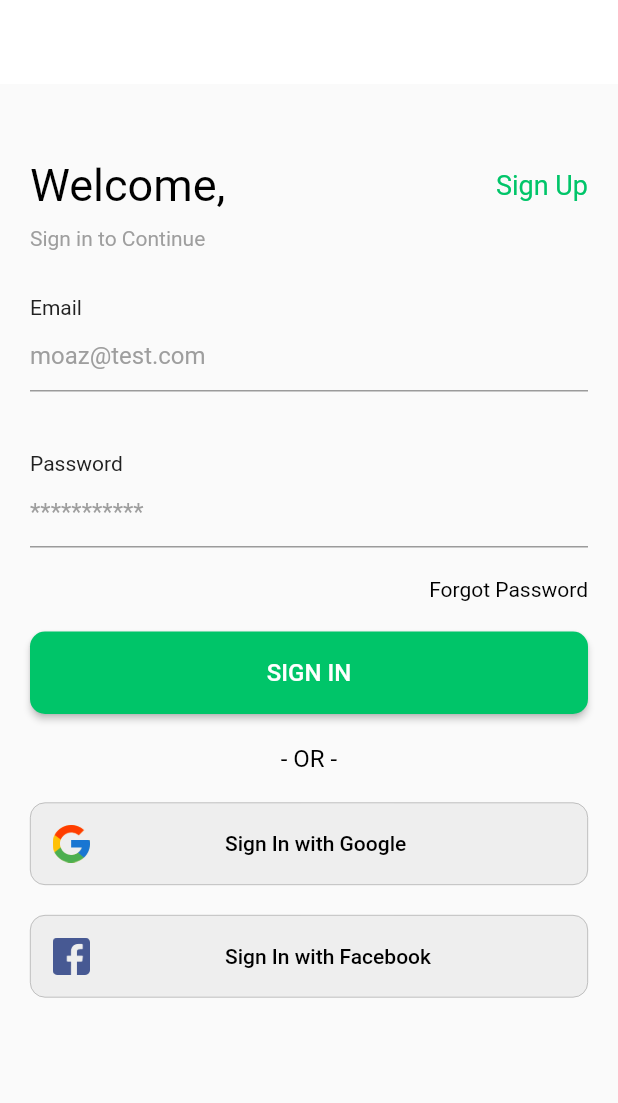
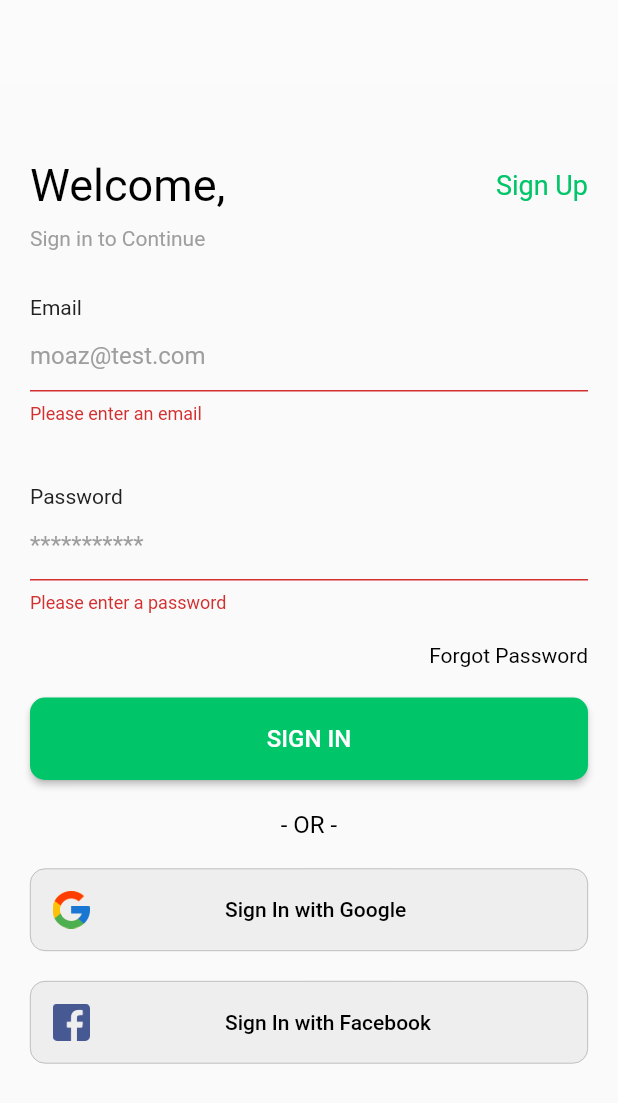
Before and after one commit to EngMoazAhmed/E-Commerce-App, a Flutter app: the screen it shows after launch, after a tap on "SIGN IN", on a phone screen of 412 x 824 dp. Shown: the top 1103 px of the screen. Run offline on Flutter 3.47's test engine with Material 2 defaults, Android fonts, the phone set to English and light mode, and no system bars; our stand-ins replace firebase_auth, firebase_core, get, google_sign_in; missing offline and left inert: flutter_facebook_auth; accounts and stored records are empty.

Commit message:
Finish Authentication Logic - Google / FB / Email

```diff
--- /dev/null
+++ b/lib/core/view_model/auth_view_model.dart
@@ -0,0 +1,121 @@
+import 'dart:io';
+
+import 'package:e_commerce_app/view/home_view.dart';
+import 'package:firebase_auth/firebase_auth.dart';
+import 'package:flutter/material.dart';
+import 'package:get/get.dart';
+import 'package:google_sign_in/google_sign_in.dart';
+import 'package:flutter_facebook_auth/flutter_facebook_auth.dart';
+
+class AuthViewModel extends GetxController {
+  GoogleSignIn _googleSignIn = GoogleSignIn(scopes: ['email']);
+  FirebaseAuth _auth = FirebaseAuth.instance;
+
+  String? email, password, name;
+
+  Rxn<User> _user = Rxn<User>();
+
+  User? get user => _user.value;
+
+  @override
+  void onInit() {
+    super.onInit();
+    _user.bindStream(_auth.authStateChanges());
+  }
+
+  @override
+  void onReady() {
+    super.onReady();
+  }
+
+  @override
+  void onClose() {
+    super.onClose();
+  }
+
+  //Google SignIn
+  void signInWithGoogle() async {
+    //Trigger the authentication flow
+    final googleUser = await GoogleSignIn().signIn();
+    // print(googleUser);
+
+    //obtain the auth details from the user
+    final GoogleSignInAuthentication googleAuth =
+        await googleUser!.authentication;
+
+    //create a new credential for the user's device
+    final AuthCredential googleAuthCredential = GoogleAuthProvider.credential(
+      accessToken: googleAuth.accessToken,
+      idToken: googleAuth.idToken,
+    );
+    // print(credential);
+
+    await _auth.signInWithCredential(googleAuthCredential);
+  }
+
+  void signInWithFacebook() async {
+    // Trigger the sign-in flow
+    final LoginResult loginResult = await FacebookAuth.instance.login();
+
+    if (loginResult.accessToken != null) {
+      // Create a credential from the access token
+      final OAuthCredential facebookAuthCredential =
+          FacebookAuthProvider.credential(loginResult.accessToken!.token);
+
+      // Once signed in, return the UserCredential
+      await _auth.signInWithCredential(facebookAuthCredential);
+    }
+  }
+
+  //email & password
+  void signInWithEmailAndPassword() async {
+    try {
+      UserCredential userCredential =
+          await FirebaseAuth.instance.signInWithEmailAndPassword(
+        email: email!.trim(),
+        password: password!,
+      );
+      //Navigate to Home
+      Get.offAll(() => HomeView());
+      // print(userCredential);
+    } on SocketException {
+      print('network error');
+    } on FirebaseAuthException catch (e) {
+      if (e.code == 'user-not-found') {
+        print('No user found for that email.');
+      } else if (e.code == 'wrong-password') {
+        print('Wrong password provided for that user.');
+      }
+      Get.snackbar(
+        'Login Error : ',
+        e.code,
+        colorText: Colors.black,
+        snackPosition: SnackPosition.BOTTOM,
+      );
+    }
+  }
+
+  void signUpWithEmailAndPassword() async {
+    try {
+      UserCredential userCredential =
+          await FirebaseAuth.instance.createUserWithEmailAndPassword(
+        email: email!.trim(),
+        password: password!,
+      );
+      //Navigate to Home View
+      Get.offAll(() => const HomeView());
+    } on FirebaseAuthException catch (e) {
+      if (e.code == 'weak-password') {
+        print('The password provided is too weak.');
+      } else if (e.code == 'email-already-in-use') {
+        print('The account already exists for that email.');
+      }
+    } catch (e) {
+      print(e);
+    }
+  }
+
+  void signOut() async {
+    await _auth.signOut();
+  }
+}
--- a/lib/main.dart
+++ b/lib/main.dart
@@ -1,8 +1,14 @@
+import 'package:e_commerce_app/utils/bindings.dart';
+import 'package:e_commerce_app/view/auth/register_view.dart';
+import 'package:e_commerce_app/view/login_control_view.dart';
+import 'package:firebase_core/firebase_core.dart';
 import 'package:flutter/material.dart';
 import 'package:get/get.dart';
-import 'view/auth/login_screen.dart';
+import 'view/auth/login_view.dart';
 
-void main() {
+void main() async {
+  WidgetsFlutterBinding.ensureInitialized();
+  await Firebase.initializeApp();
   runApp(const MyApp());
 }
 
@@ -12,13 +18,14 @@ class MyApp extends StatelessWidget {
   @override
   Widget build(BuildContext context) {
     return GetMaterialApp(
+      initialBinding: Binding(),
       title: 'Flutter Demo',
       debugShowCheckedModeBanner: false,
       theme: ThemeData(
         primarySwatch: Colors.blue,
       ),
-      home:const Scaffold(
-        body: LoginScreen(),
+      home: const Scaffold(
+        body: LoginControlView(),
       ),
     );
   }
--- /dev/null
+++ b/lib/utils/bindings.dart
@@ -0,0 +1,9 @@
+import 'package:e_commerce_app/core/view_model/auth_view_model.dart';
+import 'package:get/get.dart';
+
+class Binding extends Bindings {
+  @override
+  void dependencies() {
+    Get.lazyPut(() => AuthViewModel());
+  }
+}
--- a/lib/view/auth/login_screen.dart
+++ /dev/null
@@ -1,110 +0,0 @@
-import 'package:e_commerce_app/constants.dart';
-import 'package:e_commerce_app/view/auth/widgets/custom_button.dart';
-import 'package:e_commerce_app/view/auth/widgets/custom_signin_button.dart';
-import 'package:e_commerce_app/view/auth/widgets/custom_text.dart';
-import 'package:e_commerce_app/view/auth/widgets/custom_text_form_field.dart';
-import 'package:flutter/material.dart';
-import 'package:font_awesome_flutter/font_awesome_flutter.dart';
-
-class LoginScreen extends StatelessWidget {
-  const LoginScreen({Key? key}) : super(key: key);
-
-  @override
-  Widget build(BuildContext context) {
-    return Scaffold(
-      appBar: AppBar(
-        backgroundColor: Colors.white,
-        elevation: 0,
-      ),
-      body: Padding(
-        padding: const EdgeInsets.only(top: 50, left: 20, right: 20),
-        child: Column(
-          children: [
-            Row(
-              mainAxisAlignment: MainAxisAlignment.spaceBetween,
-              children: const [
-                CustomText(
-                  text: 'Welcome,',
-                  fontSize: 30,
-                ),
-                CustomText(
-                  text: 'Sign Up',
-                  color: kPrimaryColor,
-                  fontSize: 18,
-                ),
-              ],
-            ),
-            const SizedBox(
-              height: 10,
-            ),
-            const CustomText(
-              text: 'Sign in to Continue',
-              fontSize: 14,
-              color: Colors.grey,
-            ),
-            const SizedBox(
-              height: 30,
-            ),
-            CustomTextFormField(
-              text: 'Email',
-              hint: 'moaz@test.com',
-              onSave: (value) {},
-              validator: (value) {
-                return '';
-              },
-            ),
-            const SizedBox(
-              height: 40,
-            ),
-            CustomTextFormField(
-              text: 'Password',
-              hint: '***********',
-              onSave: (value) {},
-              validator: (value) {
-                return '';
-              },
-            ),
-            const SizedBox(
-              height: 20,
-            ),
-            const CustomText(
-              text: 'Forgot Password',
-              fontSize: 14,
-              alignment: Alignment.topRight,
-            ),
-            const SizedBox(
-              height: 20,
-            ),
-            CustomButton(
-              text: 'SIGN IN',
-              onPressed: () {},
-            ),
-            const SizedBox(
-              height: 20,
-            ),
-            const CustomText(
-              text: '- OR -',
-              alignment: Alignment.center,
-            ),
-            const SizedBox(
-              height: 20,
-            ),
-            CustomSignInButton(
-              text: 'Sign In with Google',
-              imagePath: 'assets/images/google.png',
-              function: () {},
-            ),
-            const SizedBox(
-              height: 20,
-            ),
-            CustomSignInButton(
-              text: 'Sign In with Facebook',
-              imagePath: 'assets/images/facebook.png',
-              function: () {},
-            ),
-          ],
-        ),
-      ),
-    );
-  }
-}
--- /dev/null
+++ b/lib/view/auth/login_view.dart
@@ -0,0 +1,144 @@
+import 'package:e_commerce_app/constants.dart';
+import 'package:e_commerce_app/core/view_model/auth_view_model.dart';
+import 'package:e_commerce_app/view/auth/register_view.dart';
+import 'package:e_commerce_app/view/widgets/custom_button.dart';
+import 'package:e_commerce_app/view/widgets/custom_signin_button.dart';
+import 'package:e_commerce_app/view/widgets/custom_text.dart';
+import 'package:e_commerce_app/view/widgets/custom_text_form_field.dart';
+import 'package:flutter/material.dart';
+import 'package:get/get.dart';
+
+class LoginView extends GetWidget<AuthViewModel> {
+  LoginView({Key? key}) : super(key: key);
+
+  final _formKey = GlobalKey<FormState>();
+
+  @override
+  Widget build(BuildContext context) {
+    return Scaffold(
+      appBar: AppBar(
+        backgroundColor: Colors.white24,
+        elevation: 0,
+      ),
+      body: Padding(
+        padding: const EdgeInsets.only(top: 50, left: 20, right: 20),
+        child: Form(
+          key: _formKey,
+          child: SingleChildScrollView(
+            child: Column(
+              children: [
+                Row(
+                  mainAxisAlignment: MainAxisAlignment.spaceBetween,
+                  children: [
+                    const CustomText(
+                      text: 'Welcome,',
+                      fontSize: 30,
+                    ),
+                    GestureDetector(
+                      onTap: () => Get.to(() => RegisterView(),
+                          transition: Transition.leftToRight),
+                      child: const CustomText(
+                        text: 'Sign Up',
+                        color: kPrimaryColor,
+                        fontSize: 18,
+                      ),
+                    ),
+                  ],
+                ),
+                const SizedBox(
+                  height: 10,
+                ),
+                const CustomText(
+                  text: 'Sign in to Continue',
+                  fontSize: 14,
+                  color: Colors.grey,
+                ),
+                const SizedBox(
+                  height: 30,
+                ),
+                CustomTextFormField(
+                  text: 'Email',
+                  hint: 'moaz@test.com',
+                  onSave: (value) {
+                    controller.email = value;
+                  },
+                  validator: (value) {
+                    if (value == null || value.isEmpty) {
+                      return 'Please enter an email';
+                    }
+                    return null;
+                  },
+                ),
+                const SizedBox(
+                  height: 40,
+                ),
+                CustomTextFormField(
+                  text: 'Password',
+                  hint: '***********',
+                  onSave: (value) {
+                    controller.password = value;
+                  },
+                  validator: (String? value) {
+                    if (value == null || value.isEmpty) {
+                      return 'Please enter a password';
+                    }
+                    return null;
+                  },
+                ),
+                const SizedBox(
+                  height: 20,
+                ),
+                const CustomText(
+                  text: 'Forgot Password',
+                  fontSize: 14,
+                  alignment: Alignment.topRight,
+                ),
+                const SizedBox(
+                  height: 20,
+                ),
+                CustomButton(
+                  text: 'SIGN IN',
+                  onPressed: () {
+                    FocusScope.of(context).unfocus();
+                    _formKey.currentState!.save();
+                    if (_formKey.currentState!.validate()) {
+                      controller.signInWithEmailAndPassword();
+                    }
+                  },
+                ),
+                const SizedBox(
+                  height: 20,
+                ),
+                const CustomText(
+                  text: '- OR -',
+                  alignment: Alignment.center,
+                ),
+                const SizedBox(
+                  height: 20,
+                ),
+                CustomSignInButton(
+                  text: 'Sign In with Google',
+                  imagePath: 'assets/images/google.png',
+                  function: () {
+                    controller.signInWithGoogle();
+                  },
+                ),
+                const SizedBox(
+                  height: 20,
+                ),
+                CustomSignInButton(
+                  text: 'Sign In with Facebook',
+                  imagePath: 'assets/images/facebook.png',
+                  function: () {
+                    // controller.facebookSignInMethod();
+                    controller.signInWithFacebook();
+                  },
+                ),
+              ],
+            ),
+          ),
+        ),
+      ),
+    );
+  }
+}
--- /dev/null
+++ b/lib/view/login_control_view.dart
@@ -0,0 +1,16 @@
+import 'package:e_commerce_app/core/view_model/auth_view_model.dart';
+import 'package:e_commerce_app/view/auth/login_view.dart';
+import 'package:e_commerce_app/view/home_view.dart';
+import 'package:flutter/material.dart';
+import 'package:get/get.dart';
+
+class LoginControlView extends GetWidget<AuthViewModel> {
+  const LoginControlView({Key? key}) : super(key: key);
+
+  @override
+  Widget build(BuildContext context) {
+    return Obx(() {
+      return controller.user != null ? HomeView() : LoginView();
+    });
+  }
+}
--- a/lib/view/auth/widgets/custom_text_form_field.dart
+++ b/lib/view/widgets/custom_text_form_field.dart
@@ -13,7 +13,7 @@ class CustomTextFormField extends StatelessWidget {
 
   final String text, hint;
   final Function(String?) onSave;
-  final String Function(String?) validator;
+  final String? Function(String?)? validator;
 
   @override
   Widget build(BuildContext context) {
@@ -25,6 +25,8 @@ class CustomTextFormField extends StatelessWidget {
           color: Colors.grey.shade900,
         ),
         TextFormField(
+          textInputAction: TextInputAction.next,
+          obscureText: text == 'Email' || text == 'Name' ? false : true,
           decoration: InputDecoration(
             hintText: hint,
             hintStyle: const TextStyle(
--- a/pubspec.yaml
+++ b/pubspec.yaml
@@ -35,6 +35,11 @@ dependencies:
   cupertino_icons: ^1.0.2
   font_awesome_flutter: ^9.1.0
   get: ^4.3.8
+  google_sign_in: ^5.1.1
+  firebase_core: ^1.7.0
+  firebase_auth: ^3.1.2
+  cloud_firestore: ^2.5.3
+  flutter_facebook_auth: ^3.5.2
 
 dev_dependencies:
   flutter_test:
```
Also changed, not shown: lib/view/auth/register_view.dart (added, +110 -0 lines), lib/view/home_view.dart (added, +25 -0 lines), lib/view/widgets/custom_button.dart (renamed from lib/view/auth/widgets/custom_button.dart), lib/view/widgets/custom_signin_button.dart (renamed from lib/view/auth/widgets/custom_signin_button.dart), lib/view/widgets/custom_text.dart (renamed from lib/view/auth/widgets/custom_text.dart), pubspec.lock, 3 other files.
